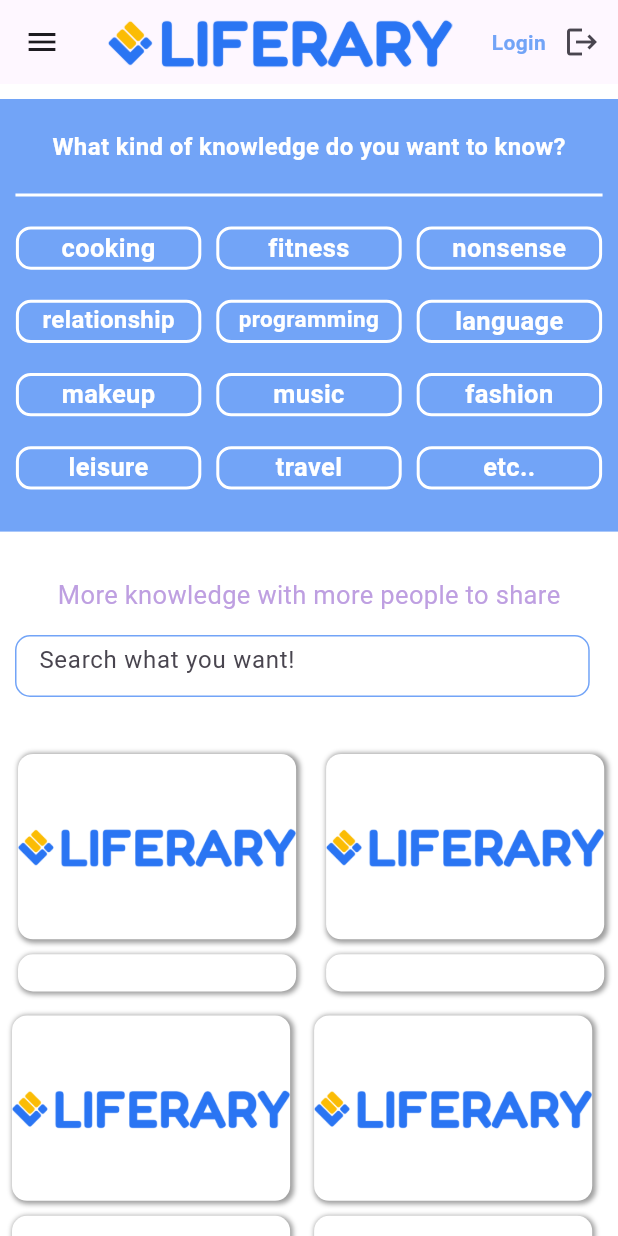
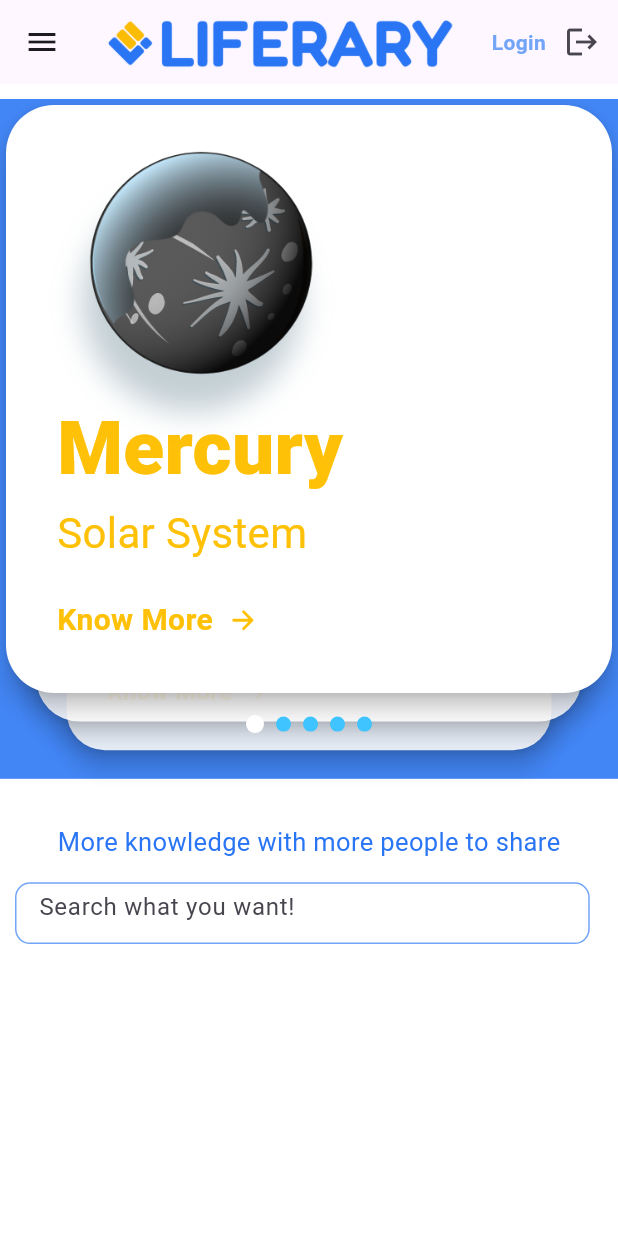
Before and after one commit to GDSC-SKHU/liferary-mobile, a Flutter app: the screen it shows after launch, on a phone screen of 412 x 824 dp. Run offline on Flutter 3.47's test engine with Material 2 defaults, Android fonts, the phone set to English and light mode, and no system bars; drawn by our look-alikes of card_swiper; our stand-ins replace cached_network_image, carousel_slider, dio, file_picker, firebase_auth, firebase_core and 7 more; missing offline and left inert: dart:ffi; accounts and stored records are empty; Roboto replaces fonts that are missing (Avenir).

Commit message:
style : Home_PreviewPart

```diff
--- /dev/null
+++ b/lib/model/planet_info.dart
@@ -0,0 +1,70 @@
+class PlanetInfo {
+  final int position;
+  final String name;
+  final String iconImage;
+  final String description;
+  final List<String> images;
+
+  PlanetInfo(
+    this.position, {
+    required this.name,
+    required this.iconImage,
+    required this.description,
+    required this.images,
+  });
+}
+
+List<PlanetInfo> planetInfo = [
+  PlanetInfo(1,
+      name: 'Mercury',
+      iconImage: 'assets/images/mercury.png',
+      description:
+          "Zipping around the sun in only 88 days, Mercury is the closest planet to the sun, and it's also the smallest, only a little bit larger than Earth's moon. Because its so close to the sun (about two-fifths the distance between Earth and the sun), Mercury experiences dramatic changes in its day and night temperatures: Day temperatures can reach a scorching 840  F (450 C), which is hot enough to melt lead. Meanwhile on the night side, temperatures drop to minus 290 F (minus 180 C).",
+      images: [
+        'https://scx1.b-cdn.net/csz/news/800a/2015/whatsimporta.jpg',
+        'https://upload.wikimedia.org/wikipedia/commons/thumb/4/4a/Mercury_in_true_color.jpg/640px-Mercury_in_true_color.jpg',
+        'https://earthsky.org/upl/2018/09/PIA16853-800x450.jpg'
+      ]),
+  PlanetInfo(2,
+      name: 'Venus',
+      iconImage: 'assets/images/venus.png',
+      description:
+          "The second planet from the sun, Venus is Earth's twin in size. Radar images beneath its atmosphere reveal that its surface has various mountains and volcanoes. But beyond that, the two planets couldn't be more different. Because of its thick, toxic atmosphere that's made of sulfuric acid clouds, Venus is an extreme example of the greenhouse effect. It's scorching-hot, even hotter than Mercury. The average temperature on Venus' surface is 900 F (465 C). At 92 bar, the pressure at the surface would crush and kill you. And oddly, Venus spins slowly from east to west, the opposite direction of most of the other planets.",
+      images: [
+        'https://www.universetoday.com/wp-content/uploads/2008/10/Venus-e1489179310371.jpg',
+        'https://cdn.mos.cms.futurecdn.net/kaPwBjHiUKax8syodHNPmF.jpg',
+        'https://upload.wikimedia.org/wikipedia/commons/thumb/0/08/Venus_from_Mariner_10.jpg/640px-Venus_from_Mariner_10.jpg',
+        'https://earthhow.com/wp-content/uploads/2018/08/Venus-850x850.jpg'
+      ]),
+  PlanetInfo(3,
+      name: 'Earth',
+      iconImage: 'assets/images/earth.png',
+      description:
+          "The third planet from the sun, Earth is a waterworld, with two-thirds of the planet covered by ocean. It's the only world known to harbor life. Earth's atmosphere is rich in nitrogen and oxygen. Earth's surface rotates about its axis at 1,532 feet per second (467 meters per second) — slightly more than 1,000 mph (1,600 kph) — at the equator. The planet zips around the sun at more than 18 miles per second (29 km per second).",
+      images: [
+        'https://cdn.mos.cms.futurecdn.net/yCPyoZDQBBcXikqxkeW2jJ.jpg',
+        'https://astronomy.com/-/media/Images/Magazine%20Articles/2017/10/ASYSK1017_01.jpg?mw=600',
+        'https://1.bp.blogspot.com/-j4ngrD_P4Gs/Wna4uMOvbHI/AAAAAAAACjI/_PaUVlLTsFgjy2PpuVeOXaTxp_AH9u-UQCLcBGAs/s640/mhmh.jpg',
+        'https://www.worldatlas.com/r/w1200/upload/07/10/e5/8980150253-4ac1b9cc30-z.jpg',
+      ]),
+  PlanetInfo(4,
+      name: 'Mars',
+      iconImage: 'assets/images/mars.png',
+      description:
+          "The fourth planet from the sun is Mars, and it's a cold, desert-like place covered in dust. This dust is made of iron oxides, giving the planet its iconic red hue. Mars shares similarities with Earth: It is rocky, has mountains, valleys and canyons, and storm systems ranging from localized tornado-like dust devils to planet-engulfing dust storms. ",
+      images: [
+        'https://upload.wikimedia.org/wikipedia/commons/thumb/0/02/OSIRIS_Mars_true_color.jpg/640px-OSIRIS_Mars_true_color.jpg',
+        'https://media.nature.com/w700/magazine-assets/d41586-020-01792-w/d41586-020-01792-w_18083440.jpg',
+        'https://www.thetimes.co.uk/imageserver/image/%2Fmethode%2Fsundaytimes%2Fprod%2Fweb%2Fbin%2Faee2f6f6-d190-11ea-867d-b1ae14c05a8c.jpg?crop=1500%2C1500%2C0%2C0&resize=618',
+      ]),
+  PlanetInfo(5,
+      name: 'Jupiter',
+      iconImage: 'assets/images/jupiter.png',
+      description:
+          "The fifth planet from the sun, Jupiter is a giant gas world that is the most massive planet in our solar system — more than twice as massive as all the other planets combined, according to NASA. Its swirling clouds are colorful due to different types of trace gases. And a major feature in its swirling clouds is the Great Red Spot, a giant storm more than 10,000 miles wide. It has raged at more than 400 mph for the last 150 years, at least. Jupiter has a strong magnetic field, and with 75 moons, it looks a bit like a miniature solar system.",
+      images: [
+        'https://cdn.britannica.com/66/155966-131-17B5B518/Jupiter.jpg',
+        'https://upload.wikimedia.org/wikipedia/commons/thumb/2/2b/Jupiter_and_its_shrunken_Great_Red_Spot.jpg/640px-Jupiter_and_its_shrunken_Great_Red_Spot.jpg',
+        'https://earthhow.com/wp-content/uploads/2018/08/Jupiter-850x850.jpg'
+      ]),
+];
--- a/lib/screens/home.dart
+++ b/lib/screens/home.dart
@@ -1,3 +1,4 @@
+import 'package:card_swiper/card_swiper.dart';
 import 'package:flutter/material.dart';
 import 'package:liferary/FullView_category/fullview_firstline.dart';
 import 'package:liferary/Styles/ColorStyles.dart';
@@ -9,6 +10,10 @@ import 'package:liferary/widgets/Prevoius_Next_Button.dart';
 import 'package:liferary/widgets/main_posts.dart';
 import 'package:shared_preferences/shared_preferences.dart';
 import 'package:carousel_slider/carousel_slider.dart';
+
+import '../model/planet_info.dart';
+import '../pages/details_page.dart';
+import '../widgets/card.dart';
 
 final bearItem = {
   "list": [
@@ -66,11 +71,8 @@ class _HomeScreenState extends State<HomeScreen> {
   String inputText = '';
   @override
   Widget build(BuildContext context) {
-    // bearList = BearList.fromJson(bearItem);
-    // var postLast;
     final _height = MediaQuery.of(context).size.height;
     final _width = MediaQuery.of(context).size.width;
-    // final nickname =
     return Scaffold(
         appBar: AppBar(
           centerTitle: true,
@@ -346,55 +348,86 @@ class _HomeScreenState extends State<HomeScreen> {
                     ),
                     Column(
                       children: [
-                        //박스 시작
+                        /**프리뷰 파트 */
+                        //파란 컨테이너
                         Container(
                           width: _width * 1,
-                          height: _height * 0.35,
-                          color: Palette.blue,
+                          height: _height * 0.55,
+                          color: Palette.blue4,
                           child: Column(children: [
-                            SizedBox(
-                              height: 20,
-                            ),
-
-                            //하단
-                            Row(
-                              mainAxisAlignment: MainAxisAlignment.center,
-                              children: [
-                                Column(
-                                  children: [
-                                    //choose part
-                                    Text(
-                                      "What kind of knowledge do you want to know?",
-                                      style: TextStyle(
-                                          fontSize: 16,
-                                          color: Palette.white,
-                                          fontWeight: FontWeight.bold),
+                            Column(
+                              children: <Widget>[
+                                // const HeaderWidget(),
+                                InkWell(
+                                  child: SizedBox(
+                                    //썸네일 사진과는 상관x
+                                    height: _height * 0.53,
+                                    child: Swiper(
+                                      itemCount: planetInfo.length,
+                                      itemWidth:
+                                          MediaQuery.of(context).size.width,
+                                      itemHeight:
+                                          MediaQuery.of(context).size.height *
+                                              0.7,
+                                      layout: SwiperLayout.TINDER,
+                                      //하단 점 6개
+                                      pagination: SwiperPagination(
+                                          builder: DotSwiperPaginationBuilder(
+                                              color: Colors.lightBlueAccent,
+                                              activeColor: Colors.white,
+                                              activeSize: 12,
+                                              space: 4)),
+                                      itemBuilder: (context, index) {
+                                        return InkWell(
+                                          onTap: () {
+                                            Navigator.push(
+                                                context,
+                                                PageRouteBuilder(
+                                                    pageBuilder: (context,
+                                                            animation,
+                                                            secondaryAnimation) =>
+                                                        DetailsPage(
+                                                            planetInfo:
+                                                                planetInfo[
+                                                                    index])));
+                                          },
+                                          child: Stack(
+                                            children: [
+                                              Column(
+                                                children: [
+                                                  CustomCard(
+                                                    name:
+                                                        planetInfo[index].name,
+                                                  ),
+                                                ],
+                                              ),
+                                              Padding(
+                                                padding: const EdgeInsets.only(
+                                                    left: 25),
+                                                //여기가 카드 섹션 이미지 크기
+                                                child: Hero(
+                                                    tag: planetInfo[index]
+                                                        .position,
+                                                    child: SizedBox(
+                                                      width: _width * 0.5,
+                                                      height: _height * 0.32,
+                                                      child: Image.asset(
+                                                          planetInfo[index]
+                                                              .iconImage),
+                                                    )),
+                                              )
+                                            ],
+                                          ),
+                                        );
+                                      },
                                     ),
-                                    SizedBox(
-                                      height: 20,
-                                    ),
-                                    Container(
-                                      width: _width * 0.95,
-                                      height: 2,
-                                      color: Palette.white,
-                                    ),
-                                    SizedBox(
-                                      height: 20,
-                                    ),
-
-                                    //white box
-                                    Column(
-                                      children: [
-                                        FullView_firstline(),
-                                        // FullView_Button(),
-                                      ],
-                                    ),
-                                  ],
-                                ),
+                                  ),
+                                )
                               ],
                             ),
                           ]),
                         ), //mypage box end//
+
                         SizedBox(
                           height: 30,
                         ),
@@ -402,7 +435,7 @@ class _HomeScreenState extends State<HomeScreen> {
                           "More knowledge with more people to share",
                           style: TextStyle(
                               fontSize: 17,
-                              color: ColorStyle.mainColor,
+                              color: Palette.blue5,
                               fontWeight: FontWeight.normal),
                         ),
                         SizedBox(
@@ -533,11 +566,11 @@ class _HomeScreenState extends State<HomeScreen> {
                         //     );
                         //   },
                         // ), //메인 포스트들
-                        Main_Postbox(),
-                        SizedBox(
-                          height: 6,
-                        ),
-                        Prevoius_Next_Button()
+                        // Main_Postbox(),
+                        // SizedBox(
+                        //   height: 6,
+                        // ),
+                        // Prevoius_Next_Button()
                       ],
                     ),
                   ],
--- a/lib/utilities/palette.dart
+++ b/lib/utilities/palette.dart
@@ -8,6 +8,7 @@ class Palette {
   static const blue3 = Color(0xffA0C3FD);
   static const blue4 = Color(0xff4285F4);
   static const blue5 = Color(0xff2A75F3);
+  static const primaryTextColor = const Color(0xFF414C6B);
 
   static const black = Color(0xff3C3C3C);
 
--- /dev/null
+++ b/lib/widgets/card.dart
@@ -0,0 +1,70 @@
+import 'package:flutter/material.dart';
+import 'package:ionicons/ionicons.dart';
+
+class CustomCard extends StatelessWidget {
+  final String name;
+
+  const CustomCard({Key? key, required this.name}) : super(key: key);
+
+  @override
+  Widget build(BuildContext context) {
+    return SizedBox(
+      height: 400,
+      child: Card(
+        elevation: 6,
+        shape: RoundedRectangleBorder(borderRadius: BorderRadius.circular(32)),
+        color: Colors.white,
+        child: Padding(
+          padding: const EdgeInsets.all(34.0),
+          child: Column(
+            mainAxisAlignment: MainAxisAlignment.end,
+            crossAxisAlignment: CrossAxisAlignment.start,
+            children: [
+              Text(
+                name,
+                style: TextStyle(
+                    color: Colors.amber,
+                    fontWeight: FontWeight.w900,
+                    fontFamily: 'Avenir',
+                    fontSize: 50),
+                textAlign: TextAlign.left,
+              ),
+              Text(
+                "Solar System",
+                style: TextStyle(
+                    color: Colors.amber,
+                    fontWeight: FontWeight.w400,
+                    fontSize: 28),
+                textAlign: TextAlign.left,
+              ),
+              const SizedBox(
+                height: 24,
+              ),
+              Row(
+                crossAxisAlignment: CrossAxisAlignment.center,
+                children: [
+                  Text(
+                    "Know More",
+                    style: TextStyle(
+                        color: Colors.amber,
+                        fontWeight: FontWeight.w600,
+                        fontSize: 20),
+                    textAlign: TextAlign.left,
+                  ),
+                  Padding(
+                    padding: const EdgeInsets.only(left: 10.0),
+                    child: Icon(
+                      Ionicons.arrow_forward,
+                      color: Colors.amber,
+                      size: 20,
+                    ),
+                  )
+                ],
+              )
+            ],
+          ),
+        ),
+      ),
+    );
+  }
+}
```
Also changed, not shown: lib/pages/details_page.dart (added, +169 -0 lines), pubspec.yaml (+8 -0 lines), assets/images/earth.png (added), assets/images/jupiter.png (added), assets/images/mars.png (added), assets/images/mercury.png (added), assets/images/venus.png (added), pubspec.lock.
